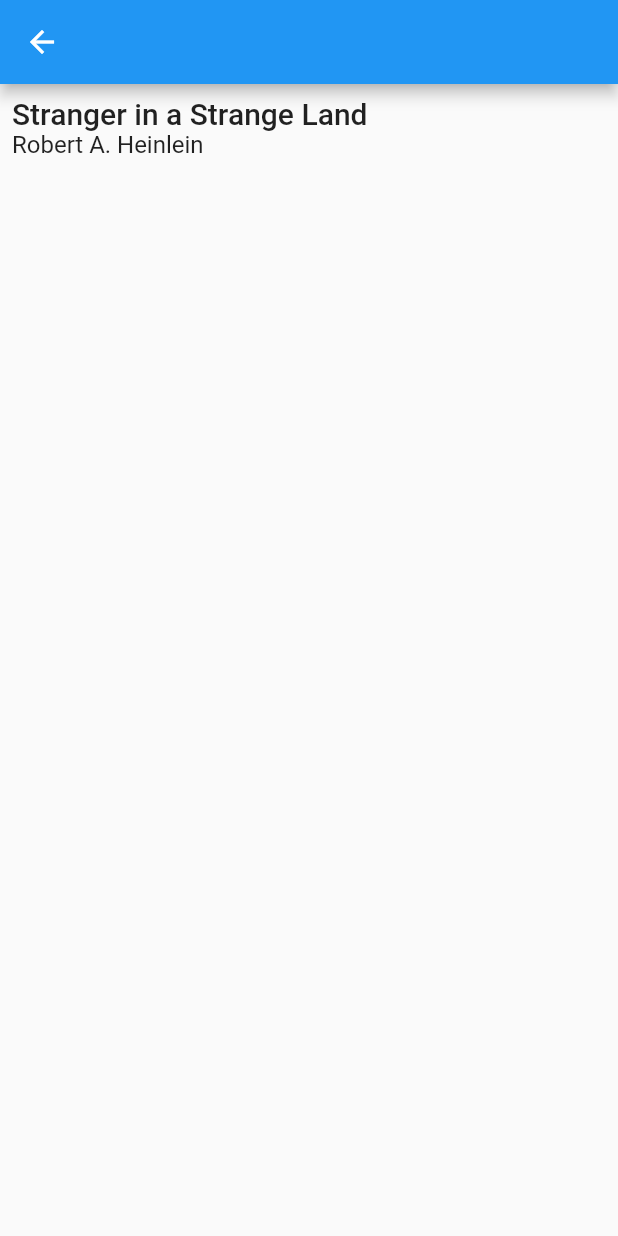
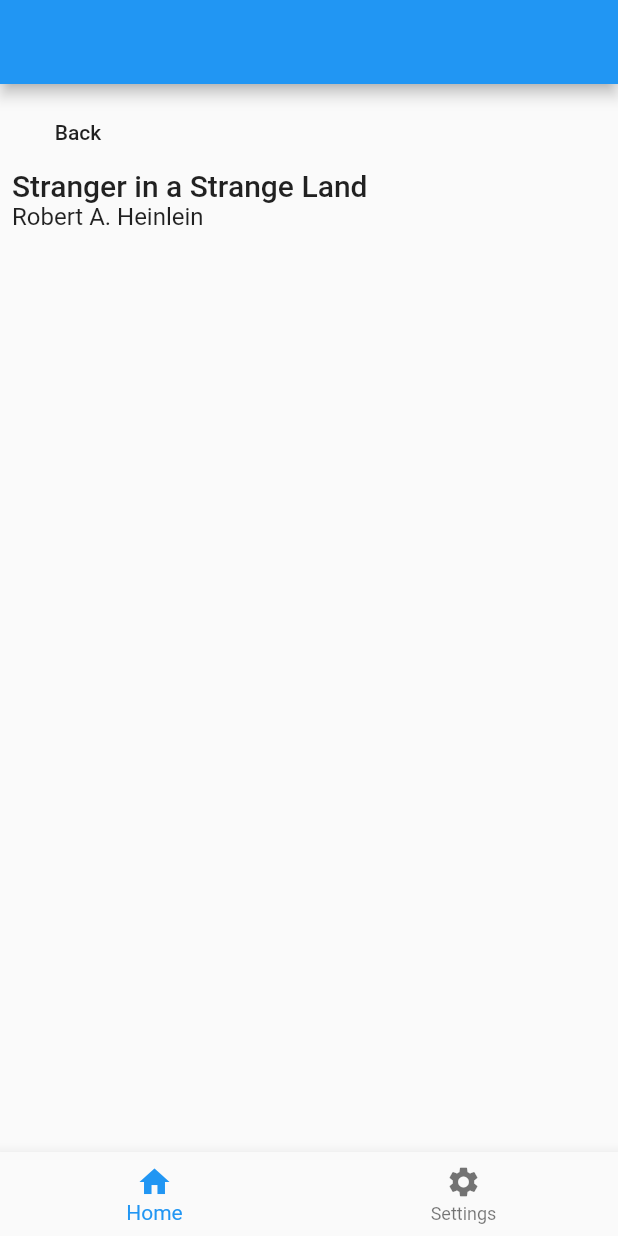
Before and after one commit to flutterpg1/flutter-demo, a Flutter app: the screen it shows after launch, after a tap on "Stranger in a Strange Land", on a phone screen of 412 x 824 dp. Run offline on Flutter 3.47's test engine with Material 2 defaults, Android fonts, the phone set to English and light mode, and no system bars.

Commit message:
version-3, Nested router

```diff
--- a/lib/main.dart
+++ b/lib/main.dart
@@ -1,7 +1,7 @@
 import 'package:flutter/material.dart';
 
 void main() {
-  runApp(BooksApp());
+  runApp(NestedRouterDemo());
 }
 
 class Book {
@@ -11,15 +11,15 @@ class Book {
   Book(this.title, this.author);
 }
 
-class BooksApp extends StatefulWidget {
+class NestedRouterDemo extends StatefulWidget {
   @override
-  State<StatefulWidget> createState() => _BooksAppState();
+  _NestedRouterDemoState createState() => _NestedRouterDemoState();
 }
 
-class _BooksAppState extends State<BooksApp> {
+class _NestedRouterDemoState extends State<NestedRouterDemo> {
   BookRouterDelegate _routerDelegate = BookRouterDelegate();
   BookRouteInformationParser _routeInformationParser =
-      BookRouteInformationParser();
+  BookRouteInformationParser();
 
   @override
   Widget build(BuildContext context) {
@@ -31,27 +31,82 @@ class _BooksAppState extends State<BooksApp> {
   }
 }
 
+class BooksAppState extends ChangeNotifier {
+  int _selectedIndex;
+
+  Book _selectedBook;
+
+  final List<Book> books = [
+    Book('Stranger in a Strange Land', 'Robert A. Heinlein'),
+    Book('Foundation', 'Isaac Asimov'),
+    Book('Fahrenheit 451', 'Ray Bradbury'),
+  ];
+
+  BooksAppState() : _selectedIndex = 0;
+
+  int get selectedIndex => _selectedIndex;
+
+  set selectedIndex(int idx) {
+    _selectedIndex = idx;
+    if (_selectedIndex == 1) {
+      // Remove this line if you want to keep the selected book when navigating
+      // between "settings" and "home" which book was selected when Settings is
+      // tapped.
+      selectedBook = null;
+    }
+    notifyListeners();
+  }
+
+  Book get selectedBook => _selectedBook;
+
+  set selectedBook(Book book) {
+    _selectedBook = book;
+    notifyListeners();
+  }
+
+  int getSelectedBookById() {
+    if (!books.contains(_selectedBook)) return 0;
+    return books.indexOf(_selectedBook);
+  }
+
+  void setSelectedBookById(int id) {
+    if (id < 0 || id > books.length - 1) {
+      return;
+    }
+
+    _selectedBook = books[id];
+    notifyListeners();
+  }
+}
+
 class BookRouteInformationParser extends RouteInformationParser<BookRoutePath> {
   @override
   Future<BookRoutePath> parseRouteInformation(
       RouteInformation routeInformation) async {
     final uri = Uri.parse(routeInformation.location);
 
-    if (uri.pathSegments.length >= 2) {
-      var remaining = uri.pathSegments[1];
-      return BookRoutePath.details(int.tryParse(remaining));
+    if (uri.pathSegments.isNotEmpty && uri.pathSegments.first == 'settings') {
+      return BooksSettingsPath();
     } else {
-      return BookRoutePath.home();
+      if (uri.pathSegments.length >= 2) {
+        if (uri.pathSegments[0] == 'book') {
+          return BooksDetailsPath(int.tryParse(uri.pathSegments[1]));
+        }
+      }
+      return BooksListPath();
     }
   }
 
   @override
-  RouteInformation restoreRouteInformation(BookRoutePath path) {
-    if (path.isHomePage) {
-      return RouteInformation(location: '/');
+  RouteInformation restoreRouteInformation(BookRoutePath configuration) {
+    if (configuration is BooksListPath) {
+      return RouteInformation(location: '/home');
     }
-    if (path.isDetailsPage) {
-      return RouteInformation(location: '/book/${path.id}');
+    if (configuration is BooksSettingsPath) {
+      return RouteInformation(location: '/settings');
+    }
+    if (configuration is BooksDetailsPath) {
+      return RouteInformation(location: '/book/${configuration.id}');
     }
     return null;
   }
@@ -61,44 +116,42 @@ class BookRouterDelegate extends RouterDelegate<BookRoutePath>
     with ChangeNotifier, PopNavigatorRouterDelegateMixin<BookRoutePath> {
   final GlobalKey<NavigatorState> navigatorKey;
 
-  Book _selectedBook;
+  BooksAppState appState = BooksAppState();
 
-  List<Book> books = [
-    Book('Stranger in a Strange Land', 'Robert A. Heinlein'),
-    Book('Foundation', 'Isaac Asimov'),
-    Book('Fahrenheit 451', 'Ray Bradbury'),
-  ];
+  BookRouterDelegate() : navigatorKey = GlobalKey<NavigatorState>() {
+    appState.addListener(notifyListeners);
+  }
 
-  BookRouterDelegate() : navigatorKey = GlobalKey<NavigatorState>();
-
-  BookRoutePath get currentConfiguration => _selectedBook == null
-      ? BookRoutePath.home()
-      : BookRoutePath.details(books.indexOf(_selectedBook));
+  BookRoutePath get currentConfiguration {
+    if (appState.selectedIndex == 1) {
+      return BooksSettingsPath();
+    } else {
+      if (appState.selectedBook == null) {
+        return BooksListPath();
+      } else {
+        return BooksDetailsPath(appState.getSelectedBookById());
+      }
+    }
+  }
 
   @override
   Widget build(BuildContext context) {
     return Navigator(
       key: navigatorKey,
-      transitionDelegate: NoAnimationTransitionDelegate(),
       pages: [
         MaterialPage(
-          key: ValueKey('BooksListPage'),
-          child: BooksListScreen(
-            books: books,
-            onTapped: _handleBookTapped,
-          ),
+          child: AppShell(appState: appState),
         ),
-        if (_selectedBook != null) BookDetailsPage(book: _selectedBook)
       ],
       onPopPage: (route, result) {
         if (!route.didPop(result)) {
           return false;
         }
 
-        // Update the list of pages by setting _selectedBook to null
-        _selectedBook = null;
+        if (appState.selectedBook != null) {
+          appState.selectedBook = null;
+        }
         notifyListeners();
-
         return true;
       },
     );
@@ -106,46 +159,175 @@ class BookRouterDelegate extends RouterDelegate<BookRoutePath>
 
   @override
   Future<void> setNewRoutePath(BookRoutePath path) async {
-    if (path.isDetailsPage) {
-      _selectedBook = books[path.id];
+    if (path is BooksListPath) {
+      appState.selectedIndex = 0;
+      appState.selectedBook = null;
+    } else if (path is BooksSettingsPath) {
+      appState.selectedIndex = 1;
+    } else if (path is BooksDetailsPath) {
+      appState.setSelectedBookById(path.id);
     }
+  }
+}
+
+// Routes
+abstract class BookRoutePath {}
+
+class BooksListPath extends BookRoutePath {}
+
+class BooksSettingsPath extends BookRoutePath {}
+
+class BooksDetailsPath extends BookRoutePath {
+  final int id;
+
+  BooksDetailsPath(this.id);
+}
+
+// Widget that contains the AdaptiveNavigationScaffold
+class AppShell extends StatefulWidget {
+  final BooksAppState appState;
+
+  AppShell({
+    @required this.appState,
+  });
+
+  @override
+  _AppShellState createState() => _AppShellState();
+}
+
+class _AppShellState extends State<AppShell> {
+  InnerRouterDelegate _routerDelegate;
+  ChildBackButtonDispatcher _backButtonDispatcher;
+
+  void initState() {
+    super.initState();
+    _routerDelegate = InnerRouterDelegate(widget.appState);
+  }
+
+  @override
+  void didUpdateWidget(covariant AppShell oldWidget) {
+    super.didUpdateWidget(oldWidget);
+    _routerDelegate.appState = widget.appState;
+  }
+
+  @override
+  void didChangeDependencies() {
+    super.didChangeDependencies();
+    // Defer back button dispatching to the child router
+    _backButtonDispatcher = Router.of(context)
+        .backButtonDispatcher
+        .createChildBackButtonDispatcher();
+  }
+
+  @override
+  Widget build(BuildContext context) {
+    var appState = widget.appState;
+
+    // Claim priority, If there are parallel sub router, you will need
+    // to pick which one should take priority;
+    _backButtonDispatcher.takePriority();
+
+    return Scaffold(
+      appBar: AppBar(),
+      body: Router(
+        routerDelegate: _routerDelegate,
+        backButtonDispatcher: _backButtonDispatcher,
+      ),
+      bottomNavigationBar: BottomNavigationBar(
+        items: [
+          BottomNavigationBarItem(icon: Icon(Icons.home), label: 'Home'),
+          BottomNavigationBarItem(
+              icon: Icon(Icons.settings), label: 'Settings'),
+        ],
+        currentIndex: appState.selectedIndex,
+        onTap: (newIndex) {
+          appState.selectedIndex = newIndex;
+        },
+      ),
+    );
+  }
+}
+
+class InnerRouterDelegate extends RouterDelegate<BookRoutePath>
+    with ChangeNotifier, PopNavigatorRouterDelegateMixin<BookRoutePath> {
+  final GlobalKey<NavigatorState> navigatorKey = GlobalKey<NavigatorState>();
+  BooksAppState get appState => _appState;
+  BooksAppState _appState;
+  set appState(BooksAppState value) {
+    if (value == _appState) {
+      return;
+    }
+    _appState = value;
+    notifyListeners();
+  }
+
+  InnerRouterDelegate(this._appState);
+
+  @override
+  Widget build(BuildContext context) {
+    return Navigator(
+      key: navigatorKey,
+      pages: [
+        if (appState.selectedIndex == 0) ...[
+          FadeAnimationPage(
+            child: BooksListScreen(
+              books: appState.books,
+              onTapped: _handleBookTapped,
+            ),
+            key: ValueKey('BooksListPage'),
+          ),
+          if (appState.selectedBook != null)
+            MaterialPage(
+              key: ValueKey(appState.selectedBook),
+              child: BookDetailsScreen(book: appState.selectedBook),
+            ),
+        ] else
+          FadeAnimationPage(
+            child: SettingsScreen(),
+            key: ValueKey('SettingsPage'),
+          ),
+      ],
+      onPopPage: (route, result) {
+        appState.selectedBook = null;
+        notifyListeners();
+        return route.didPop(result);
+      },
+    );
+  }
+
+  @override
+  Future<void> setNewRoutePath(BookRoutePath path) async {
+    // This is not required for inner router delegate because it does not
+    // parse route
+    assert(false);
   }
 
   void _handleBookTapped(Book book) {
-    _selectedBook = book;
+    appState.selectedBook = book;
     notifyListeners();
   }
 }
 
-class BookDetailsPage extends Page {
-  final Book book;
+class FadeAnimationPage extends Page {
+  final Widget child;
 
-  BookDetailsPage({
-    this.book,
-  }) : super(key: ValueKey(book));
+  FadeAnimationPage({Key key, this.child}) : super(key: key);
 
   Route createRoute(BuildContext context) {
-    return MaterialPageRoute(
+    return PageRouteBuilder(
       settings: this,
-      builder: (BuildContext context) {
-        return BookDetailsScreen(book: book);
+      pageBuilder: (context, animation, animation2) {
+        var curveTween = CurveTween(curve: Curves.easeIn);
+        return FadeTransition(
+          opacity: animation.drive(curveTween),
+          child: child,
+        );
       },
     );
   }
 }
 
-class BookRoutePath {
-  final int id;
-
-  BookRoutePath.home() : id = null;
-
-  BookRoutePath.details(this.id);
-
-  bool get isHomePage => id == null;
-
-  bool get isDetailsPage => id != null;
-}
-
+// Screens
 class BooksListScreen extends StatelessWidget {
   final List<Book> books;
   final ValueChanged<Book> onTapped;
@@ -158,7 +340,6 @@ class BooksListScreen extends StatelessWidget {
   @override
   Widget build(BuildContext context) {
     return Scaffold(
-      appBar: AppBar(),
       body: ListView(
         children: [
           for (var book in books)
@@ -183,12 +364,17 @@ class BookDetailsScreen extends StatelessWidget {
   @override
   Widget build(BuildContext context) {
     return Scaffold(
-      appBar: AppBar(),
       body: Padding(
         padding: const EdgeInsets.all(8.0),
         child: Column(
           crossAxisAlignment: CrossAxisAlignment.start,
           children: [
+            FlatButton(
+              onPressed: () {
+                Navigator.of(context).pop();
+              },
+              child: Text('Back'),
+            ),
             if (book != null) ...[
               Text(book.title, style: Theme.of(context).textTheme.headline6),
               Text(book.author, style: Theme.of(context).textTheme.subtitle1),
@@ -200,37 +386,13 @@ class BookDetailsScreen extends StatelessWidget {
   }
 }
 
-class NoAnimationTransitionDelegate extends TransitionDelegate<void> {
+class SettingsScreen extends StatelessWidget {
   @override
-  Iterable<RouteTransitionRecord> resolve({
-    List<RouteTransitionRecord> newPageRouteHistory,
-    Map<RouteTransitionRecord, RouteTransitionRecord>
-        locationToExitingPageRoute,
-    Map<RouteTransitionRecord, List<RouteTransitionRecord>>
-        pageRouteToPagelessRoutes,
-  }) {
-    final results = <RouteTransitionRecord>[];
-
-    for (final pageRoute in newPageRouteHistory) {
-      if (pageRoute.isWaitingForEnteringDecision) {
-        pageRoute.markForAdd();
-      }
-      results.add(pageRoute);
-    }
-
-    for (final exitingPageRoute in locationToExitingPageRoute.values) {
-      if (exitingPageRoute.isWaitingForExitingDecision) {
-        exitingPageRoute.markForRemove();
-        final pagelessRoutes = pageRouteToPagelessRoutes[exitingPageRoute];
-        if (pagelessRoutes != null) {
-          for (final pagelessRoute in pagelessRoutes) {
-            pagelessRoute.markForRemove();
-          }
-        }
-      }
-
-      results.add(exitingPageRoute);
-    }
-    return results;
+  Widget build(BuildContext context) {
+    return Scaffold(
+      body: Center(
+        child: Text('Settings screen'),
+      ),
+    );
   }
 }
```
